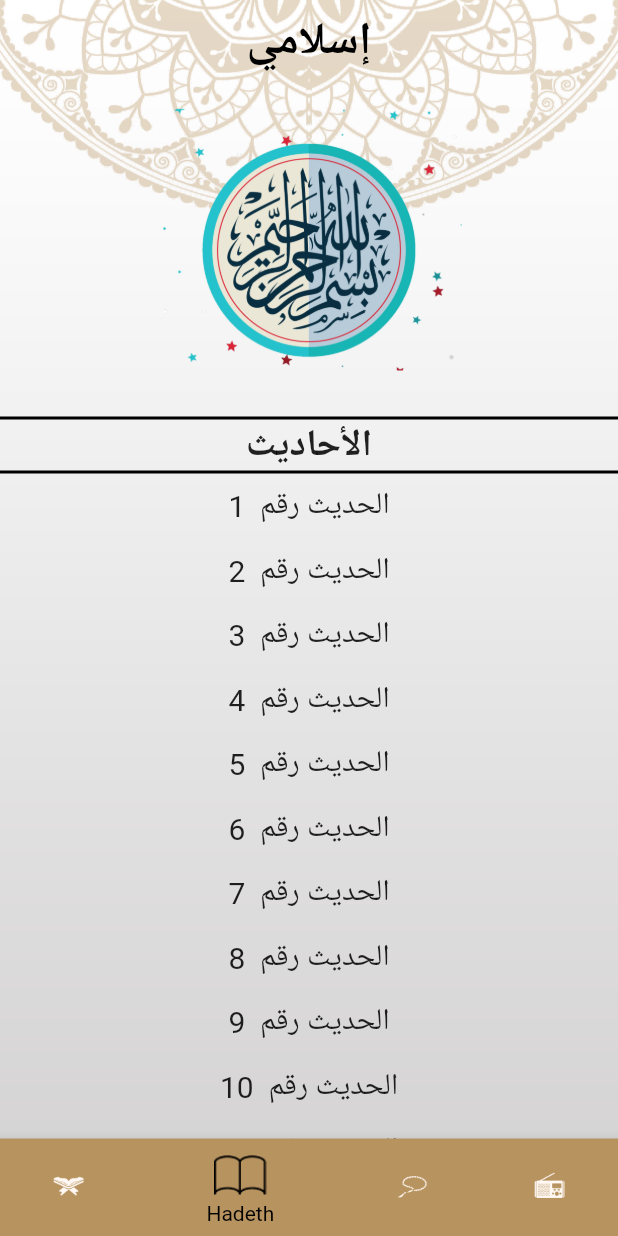
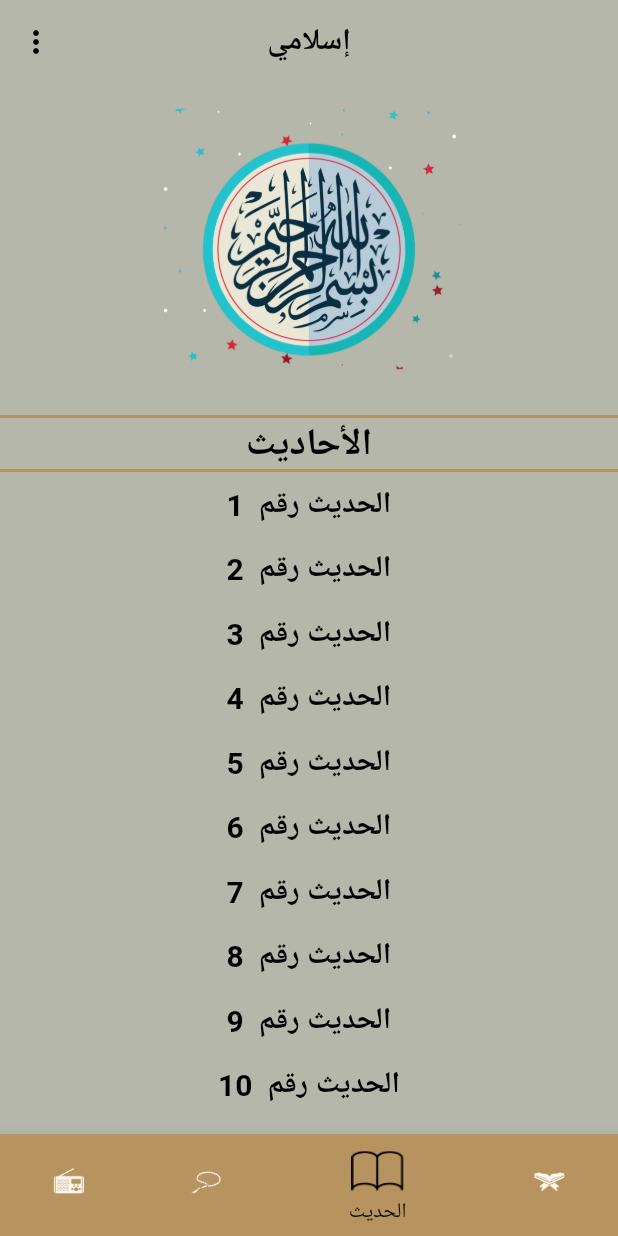
Before and after one commit to Nabawy12/islamic_app, a Flutter app: the screen it shows after launch, item 2 of the bottom bar chosen, on a phone screen of 412 x 824 dp. Run offline on Flutter 3.47's test engine with Material 2 defaults, Android fonts, the phone set to English and light mode, and no system bars; missing offline and left inert: dart:ffi; generated files the repository leaves out were written again.

Commit message:
+finished application

```diff
--- /dev/null
+++ b/l10n.yaml
@@ -0,0 +1,3 @@
+  arb-dir: lib/l10n
+  template-arb-file: app_en.arb
+  output-localization-file: app_localizations.dart
--- a/lib/home/hadeth_tab/hadeth_details.dart
+++ b/lib/home/hadeth_tab/hadeth_details.dart
@@ -17,7 +17,7 @@ class _hadeth_detailsState extends State<hadeth_details> {
       decoration: BoxDecoration(
           image:  DecorationImage(
               fit:BoxFit.fill ,
-              image: AssetImage("assets/images/background.png",)
+              image: AssetImage("assets/images/background.png")
           )
       ),
       child:  Scaffold(
@@ -28,7 +28,7 @@ class _hadeth_detailsState extends State<hadeth_details> {
               margin: EdgeInsetsDirectional.symmetric(horizontal: 29,vertical: 55),
 
               child: Container(
-                child: Text(hadethcontent.HadethContent,textAlign: TextAlign.center,style: TextStyle(fontSize: 20,fontWeight: FontWeight.w400),),
+                child: Text(hadethcontent.HadethContent,textAlign: TextAlign.center,style: Theme.of(context).textTheme.bodySmall),
               )
               ),
           ),
--- a/lib/home/hadeth_tab/hadeth_tab.dart
+++ b/lib/home/hadeth_tab/hadeth_tab.dart
@@ -2,7 +2,7 @@ import 'dart:ffi';
 
 import 'package:flutter/material.dart';
 import 'package:flutter/services.dart';
-import 'package:untitled/home/hadeth_tab/hadeth_details.dart';
+import 'package:flutter_gen/gen_l10n/app_localizations.dart';
 import 'package:untitled/home/hadeth_tab/hadeth_title.dart';
 
 class hadethTab extends StatefulWidget {
@@ -27,9 +27,9 @@ class _hadethTabState extends State<hadethTab> {
             alignment: Alignment.center,
             //width: double.infinity,
             decoration: BoxDecoration(
-                border: Border.symmetric(horizontal: BorderSide(color: Colors.black,width: 2))
+                border: Border.symmetric(horizontal: BorderSide(color: Theme.of(context).dividerColor,width: 2))
             ),
-            child: Text("الأحاديث",style: TextStyle(fontSize:25,fontWeight: FontWeight.w600 ),),
+            child: Text(AppLocalizations.of(context)!.hadeth_title,style: Theme.of(context).textTheme.bodySmall?.copyWith(fontSize: 25),),
           ),
           Expanded(
             flex: 2,
@@ -37,7 +37,7 @@ class _hadethTabState extends State<hadethTab> {
               children: [
                 Expanded(
                   child: ListView.builder(
-                    itemCount: hadethlistitem.length,
+                    itemCount: 50,
                     itemBuilder: (context, index) =>
                         hadeth_title(hadethItem: hadethlistitem[index],index: index+1),
                   ),
--- a/lib/home/hadeth_tab/hadeth_title.dart
+++ b/lib/home/hadeth_tab/hadeth_title.dart
@@ -19,7 +19,7 @@ class hadeth_title extends StatelessWidget {
       child: Container(
         child: Padding(
           padding: EdgeInsets.all(8),
-          child:  Text( "${hadethItem.HadethTitle}  ${index}",textAlign: TextAlign.center,style: TextStyle(fontSize: 20,fontWeight: FontWeight.w400),
+          child:  Text( "${hadethItem.HadethTitle}  ${index}",textAlign: TextAlign.center,style: Theme.of(context).textTheme.bodySmall,
           ),
         ),
       ),
--- a/lib/home/homeScreen.dart
+++ b/lib/home/homeScreen.dart
@@ -1,9 +1,11 @@
 import 'package:flutter/material.dart';
+import 'package:provider/provider.dart';
 import 'package:untitled/home/hadeth_tab/hadeth_tab.dart';
 import 'package:untitled/home/radio_tab/radio_tab.dart';
 import 'package:untitled/home/tabs/quran_tab/quran_tab.dart';
 import 'package:untitled/home/sebha_tab/sebha_tab.dart';
-
+import 'package:untitled/providers/theme/theme.dart';
+import 'package:flutter_gen/gen_l10n/app_localizations.dart';
 class homeScreen extends StatefulWidget {
   static const  String routeName = '/home';
 
@@ -15,17 +17,51 @@ class _homeScreenState extends State<homeScreen> {
   int selectedIcon = 0 ;
   @override
   Widget build(BuildContext context) {
+    var provider  = Provider.of<theme_providers>(context);
 
     return Container(
       decoration: BoxDecoration(
           image:  DecorationImage(
               fit:BoxFit.fill ,
-              image: AssetImage("assets/images/background.png",)
-          )
+              image:  AssetImage(provider.getBackGroundImagePath()),
+
+          ),
       ),
       child: Scaffold(
         appBar: AppBar(
-          title: Text("إسلامي"),
+          title:
+              Text(AppLocalizations.of(context)!.app_title,style: Theme.of(context).textTheme.bodySmall,),
+
+          actions: [
+            PopupMenuButton(itemBuilder: (context) => [
+               PopupMenuItem(
+                 onTap: () => provider.changeLanguage("en"),
+                 padding: EdgeInsets.all(8),
+                 child: Row(
+                   mainAxisAlignment: MainAxisAlignment.center,
+                   crossAxisAlignment: CrossAxisAlignment.center,
+                   children: [
+                     Icon(Icons.language_rounded),
+                     SizedBox(width: 5),
+                     Text("Engllish"),
+                   ],
+                 ),
+               ),
+              PopupMenuItem(
+                onTap: () => provider.changeLanguage("ar"),
+                child: Row(
+                  mainAxisAlignment: MainAxisAlignment.center,
+                  crossAxisAlignment: CrossAxisAlignment.center,
+               children: [
+               Icon(Icons.language_rounded),
+                 SizedBox(width: 8),
+               Text("Arabic"),
+               ],
+               ),
+              )
+            ],
+            )
+          ],
         ),
        bottomNavigationBar: Theme(
          data: Theme.of(context).copyWith(
@@ -34,16 +70,16 @@ class _homeScreenState extends State<homeScreen> {
          child: BottomNavigationBar(
            currentIndex: selectedIcon,
              onTap: (index) {
-             selectedIcon = index ;
+              selectedIcon = index ;
              setState(() {
 
              });
              },
              items: [
-               BottomNavigationBarItem(icon: ImageIcon(AssetImage("assets/images/quran_icn.png")),label: 'Quran'),
-               BottomNavigationBarItem(icon: ImageIcon(AssetImage("assets/images/hadeth.png")),label: 'Hadeth'),
-               BottomNavigationBarItem(icon: ImageIcon(AssetImage("assets/images/sebha_icn.png")),label: 'Sebha'),
-               BottomNavigationBarItem(icon: ImageIcon(AssetImage("assets/images/radio_icn.png")),label: 'Radio'),
+               BottomNavigationBarItem(icon: ImageIcon(AssetImage("assets/images/quran_icn.png")),label: AppLocalizations.of(context)!.button_sheet_1),
+               BottomNavigationBarItem(icon: ImageIcon(AssetImage("assets/images/hadeth.png")),label: AppLocalizations.of(context)!.button_sheet_2),
+               BottomNavigationBarItem(icon: ImageIcon(AssetImage("assets/images/sebha_icn.png")),label: AppLocalizations.of(context)!.button_sheet_3),
+               BottomNavigationBarItem(icon: ImageIcon(AssetImage("assets/images/radio_icn.png")),label: AppLocalizations.of(context)!.button_sheet_4),
 
              ]
          ),
--- a/lib/home/tabs/quran_tab/quran_details/quran_details.dart
+++ b/lib/home/tabs/quran_tab/quran_details/quran_details.dart
@@ -23,7 +23,7 @@ class _quran_detailsState extends State<quran_details> {
       decoration: BoxDecoration(
           image:  DecorationImage(
               fit:BoxFit.fill ,
-              image: AssetImage("assets/images/background.png",)
+              image: AssetImage("assets/images/background.png")
           )
       ),
       child: Scaffold(
--- a/lib/home/tabs/quran_tab/quran_details/verses.dart
+++ b/lib/home/tabs/quran_tab/quran_details/verses.dart
@@ -9,7 +9,7 @@ class versess extends StatelessWidget {
     return Container(
       padding: EdgeInsetsDirectional.symmetric(horizontal: 15,vertical: 15),
       alignment: Alignment.center,
-      child: Text(verse,textAlign: TextAlign.center,style: TextStyle(fontSize: 20,fontWeight: FontWeight.w400),),
+      child: Text(verse,textAlign: TextAlign.center,style: Theme.of(context).textTheme.bodySmall,),
     );
   }
 }
--- a/lib/home/tabs/quran_tab/sura_title_widget.dart
+++ b/lib/home/tabs/quran_tab/sura_title_widget.dart
@@ -22,13 +22,13 @@ class suraTitleWidget extends StatelessWidget {
             crossAxisAlignment: CrossAxisAlignment.center,
             mainAxisAlignment: MainAxisAlignment.center,
             children: [
-              Expanded(child: Text(versNumber,style: TextStyle(fontSize: 20,fontWeight: FontWeight.w400,),textAlign: TextAlign.center,)),
+              Expanded(child: Text(versNumber,style: Theme.of(context).textTheme.bodySmall,textAlign: TextAlign.center,)),
               Container(
                 width: 2,
-                color: Colors.black,
+                color: Theme.of(context).dividerColor,
 
               ),
-              Expanded(child: Text(SuraTitleWidget,style: TextStyle(fontSize: 20,fontWeight: FontWeight.w400),textAlign: TextAlign.center,)),
+              Expanded(child: Text(SuraTitleWidget,style: Theme.of(context).textTheme.bodySmall,textAlign: TextAlign.center,)),
             ],
           ),
         ),
--- a/lib/main.dart
+++ b/lib/main.dart
@@ -1,16 +1,24 @@
 import 'package:flutter/material.dart';
 import 'package:flutter/services.dart';
+import 'package:provider/provider.dart';
 import 'package:untitled/home/hadeth_tab/hadeth_details.dart';
 import 'package:untitled/home/homeScreen.dart';
 import 'package:untitled/home/tabs/quran_tab/quran_details/quran_details.dart';
-
+import 'package:untitled/providers/theme/theme.dart';
+import 'package:flutter_localizations/flutter_localizations.dart';
 import 'package:untitled/splash.dart';
+import 'package:untitled/style/dark_mode%20&&%20light_mode.dart';
+import 'package:flutter_gen/gen_l10n/app_localizations.dart';
 
 void main() {
   SystemChrome.setSystemUIOverlayStyle(SystemUiOverlayStyle(
     statusBarColor: Colors.transparent
   ));
-  runApp(const MyApp());
+  runApp(ChangeNotifierProvider(
+      create: (context) => theme_providers(),
+      child: MyApp()
+  )
+  );
 }
 
 class MyApp extends StatelessWidget {
@@ -19,7 +27,20 @@ class MyApp extends StatelessWidget {
   // This widget is the root of your application.
   @override
   Widget build(BuildContext context) {
+    var provider  = Provider.of<theme_providers>(context);
     return MaterialApp(
+        localizationsDelegates: [
+          AppLocalizations.delegate,
+          GlobalMaterialLocalizations.delegate,
+          GlobalWidgetsLocalizations.delegate,
+          GlobalCupertinoLocalizations.delegate,
+        ],
+      supportedLocales: [
+        Locale('ar'),// Arabic
+        Locale('en'),// English
+      ],
+      locale: Locale(provider.currentLanguage_en),
+
       debugShowCheckedModeBanner: false,
       routes: {
        splashScreen.routeName : (_) => splashScreen(),
@@ -30,26 +51,9 @@ class MyApp extends StatelessWidget {
 
       },
 
-      theme: ThemeData(
-        colorScheme: ColorScheme.fromSeed(seedColor: Color(0xFFB7935F),
-            primary: Color(0xFFB7935F),
-        ),
-        bottomNavigationBarTheme: BottomNavigationBarThemeData(
-          selectedItemColor: Colors.black,
-          showSelectedLabels: true,
-          showUnselectedLabels: false,
-          selectedIconTheme:  IconThemeData(size: 35,) ,
-          unselectedIconTheme: IconThemeData(size: 25,) ,
-        ),
-        appBarTheme: AppBarTheme(
-          backgroundColor: Colors.transparent,
-          elevation: 0.0,
-          iconTheme: IconThemeData(color: Colors.black),
-          centerTitle: true,
-          titleTextStyle: TextStyle(fontSize: 30,fontWeight: FontWeight.w700,color: Colors.black)
-        ),
-        scaffoldBackgroundColor: Colors.transparent,
-      ),
+      theme: style_mode.LightTheme,
+      themeMode: provider.currenTheme,
+      darkTheme: style_mode.DarkTheme
     );
   }
 }
--- /dev/null
+++ b/lib/providers/theme/theme.dart
@@ -0,0 +1,48 @@
+import 'package:flutter/cupertino.dart';
+import 'package:flutter/material.dart';
+
+class theme_providers extends ChangeNotifier {
+
+  ThemeMode currenTheme = ThemeMode.system ;
+
+  String currentLanguage_en = 'ar';
+
+
+
+
+
+
+
+
+
+
+  void changeLanguage(String newlanguage){
+    if(newlanguage == currentLanguage_en)
+    {
+      return ;
+    }
+    currentLanguage_en = newlanguage ;
+
+    notifyListeners();
+
+  }
+
+
+
+
+  void changeThemeMoe(ThemeMode newTheme) {
+
+    if(currenTheme == ThemeMode.system) return ;
+
+    currenTheme = newTheme;
+
+    notifyListeners();
+
+  }
+
+
+ String getBackGroundImagePath(){
+    return currenTheme == ThemeMode.system ? "assets/images/background.png" : "assets/images/background_dark.png" ;
+
+  }
+}
--- /dev/null
+++ b/lib/style/dark_mode && light_mode.dart
@@ -0,0 +1,98 @@
+import 'package:flutter/material.dart';
+
+class style_mode {
+
+ static ThemeData LightTheme = ThemeData(
+   colorScheme: ColorScheme.fromSeed(seedColor: Color(0xFFB7935F),
+     primary: Color(0xFFB7935F),
+
+
+   ),
+
+   bottomNavigationBarTheme: BottomNavigationBarThemeData(
+     selectedItemColor: Colors.black,
+     showSelectedLabels: true,
+     showUnselectedLabels: false,
+     selectedIconTheme:  IconThemeData(size: 35,) ,
+     unselectedIconTheme: IconThemeData(size: 25,) ,
+   ),
+   appBarTheme: AppBarTheme(
+     backgroundColor: Colors.transparent,
+     elevation: 0.0,
+     iconTheme: IconThemeData(color: Colors.black),
+     centerTitle: true,
+     titleTextStyle: TextStyle(fontSize: 30,fontWeight: FontWeight.w700,color: Colors.black),
+   ),
+   scaffoldBackgroundColor: Color(0xFFb4b7aa),
+   cardColor: Colors.white,
+   textTheme: TextTheme(bodySmall: TextStyle(fontSize: 20,fontWeight: FontWeight.w600,color: Colors.black,),
+     bodyMedium: TextStyle(color: Colors.white,fontWeight: FontWeight.w400,fontSize: 25),
+
+   ),
+   dividerColor: Color(0xFFB7935F),
+   accentColor: Color(0xFFB7935F),
+   buttonColor: Color(0xFFB7935F),
+
+ );
+
+
+
+
+
+
+
+
+
+
+
+
+
+
+
+
+
+ static ThemeData DarkTheme =  ThemeData(
+   colorScheme: ColorScheme.fromSeed(seedColor: Color(0xFF141A2E),
+     primary: Color(0xFF141A2E),
+   ),
+   bottomNavigationBarTheme: BottomNavigationBarThemeData(
+     selectedItemColor: Color(0xFFB7935F),
+     showSelectedLabels: true,
+     showUnselectedLabels: false,
+     selectedIconTheme:  IconThemeData(size: 35,) ,
+     unselectedIconTheme: IconThemeData(size: 25,) ,
+   ),
+   appBarTheme: AppBarTheme(
+       backgroundColor: Colors.transparent,
+       elevation: 0.0,
+       iconTheme: IconThemeData(color: Color(0xFFB7935F)),
+       centerTitle: true,
+       titleTextStyle: TextStyle(fontSize: 30,fontWeight: FontWeight.w700,color: Colors.black)
+   ),
+   scaffoldBackgroundColor: Color(0xff111522),
+   cardColor: Color(0xFF141A2E),
+   textTheme: TextTheme(bodySmall: TextStyle(fontSize: 20,fontWeight: FontWeight.w600,color: Colors.white,),
+     bodyMedium: TextStyle(color: Colors.black,fontWeight: FontWeight.w400,fontSize: 25),
+
+   ),
+   dividerColor: Color(0xFFFACC1D),
+   dividerTheme: DividerThemeData(color: Color(0xFFFACC1D),),
+   accentColor: Color(0xFFFACC1D),
+   buttonColor: Color(0xFFFACC1D),
+
+
+ );
+
+
+
+
+
+
+
+
+
+
+
+
+
+}
--- a/pubspec.yaml
+++ b/pubspec.yaml
@@ -35,6 +35,10 @@ dependencies:
   # The following adds the Cupertino Icons font to your application.
   # Use with the CupertinoIcons class for iOS style icons.
   cupertino_icons: ^1.0.2
+  provider: ^6.1.2
+  flutter_localizations:
+    sdk: flutter
+  intl: any
 
 dev_dependencies:
   flutter_test:
@@ -57,6 +61,7 @@ flutter:
   # included with your application, so that you can use the icons in
   # the material Icons class.
   uses-material-design: true
+  generate: true
 
   # To add assets to your application, add an assets section, like this:
   assets:
```
Also changed, not shown: lib/home/radio_tab/radio_tab.dart (+4 -12 lines), lib/home/sebha_tab/sebha_tab.dart (+25 -8 lines), lib/home/tabs/quran_tab/quran_tab.dart (+4 -4 lines), lib/l10n/app_ar.arb (added, +30 -0 lines), lib/l10n/app_en.arb (added, +36 -0 lines), assets/images/background_dark.png (added), pubspec.lock.
